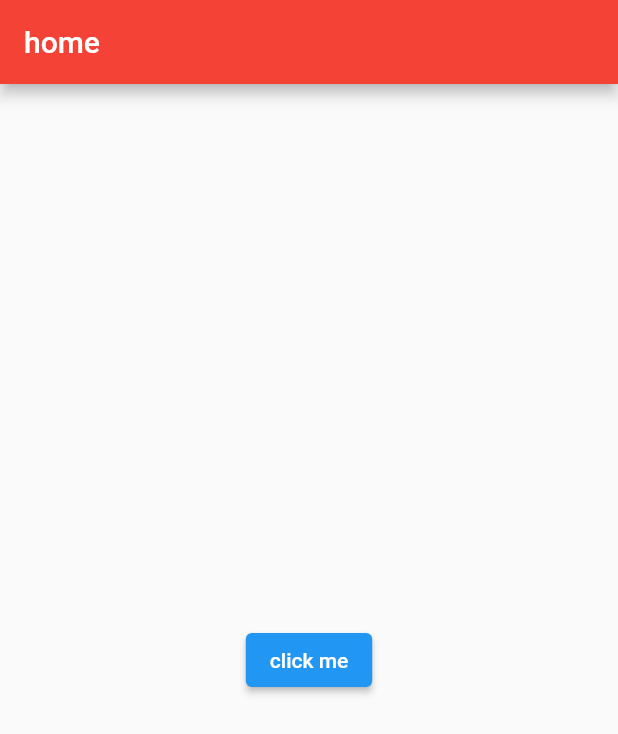
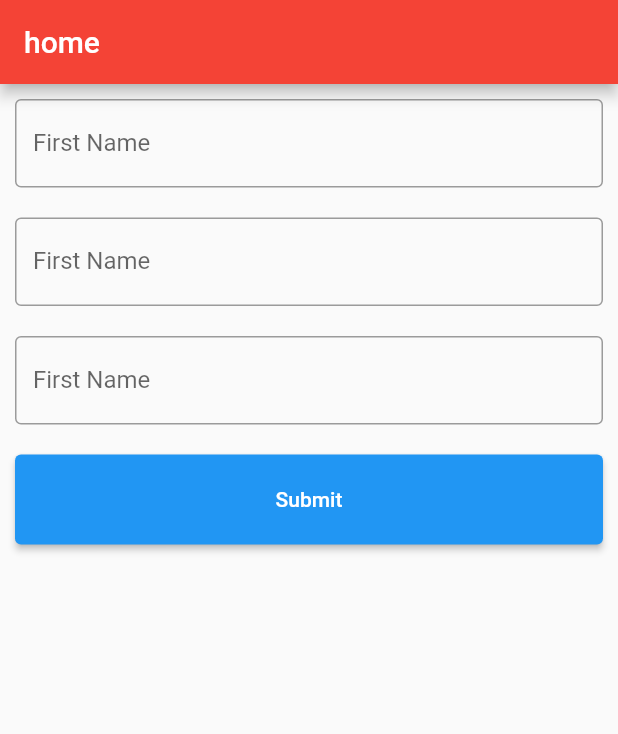
Before and after one commit to farhadcse7/flutter_app, a Flutter app: the screen it shows after launch, on a phone screen of 412 x 824 dp. Shown: the top 734 px of the screen. Run offline on Flutter 3.47's test engine with Material 2 defaults, Android fonts, the phone set to English and light mode, and no system bars.

Commit message:
input text filed updated

```diff
--- a/lib/main.dart
+++ b/lib/main.dart
@@ -19,36 +19,23 @@ class MyApp extends StatelessWidget{
 class HomeScreen extends StatelessWidget{
   const HomeScreen({super.key});
 
-  MySnackBar(message,context){
-    return ScaffoldMessenger.of(context).showSnackBar(SnackBar(content: Text(message)));
-  }
-  MyAlertDialog(context){
-    return showDialog(context: context, builder: (BuildContext context){
-      return Expanded(child: AlertDialog(
-        title: Text("Alert!"),
-        content: Text("do you want to delete"),
-        actions: [
-        TextButton(onPressed: (){MySnackBar("Delete Successful", context);}, child: Text("yes")),
-        TextButton(onPressed: (){Navigator.of(context).pop();}, child: Text("no")),],
-      ),);
-    });
-  }
-
   @override
   Widget build(BuildContext context) {
     ButtonStyle buttonStyle=ElevatedButton.styleFrom(
-      padding: EdgeInsets.all(10),
-      backgroundColor: Colors.pink,
-      foregroundColor: Colors.black,
-      shape: RoundedRectangleBorder(
-        borderRadius: BorderRadius.all(Radius.circular(40))),
+      minimumSize: Size(double.infinity, 60),
       );
+
     return Scaffold(
       appBar: AppBar(backgroundColor: Colors.red, title: const Text('home'), ),
-      body: Center(child: ElevatedButton(child: Text("click me"), onPressed: () {
-        MyAlertDialog(context);
-      },),
-
+      body: Column(
+        mainAxisAlignment: MainAxisAlignment.start,
+        children: [
+        Padding(padding: EdgeInsets.all(10), child: TextField(decoration: InputDecoration(labelText: 'First Name', border: OutlineInputBorder()),),),
+        Padding(padding: EdgeInsets.all(10), child: TextField(decoration: InputDecoration(labelText: 'First Name', border: OutlineInputBorder()),),),
+        Padding(padding: EdgeInsets.all(10), child: TextField(decoration: InputDecoration(labelText: 'First Name', border: OutlineInputBorder()),),),
+        Padding(padding: EdgeInsets.all(10), child: ElevatedButton(onPressed: () {
+        },child: Text('Submit'), style: buttonStyle,),),
+        ],
       )
     );
   }
```
